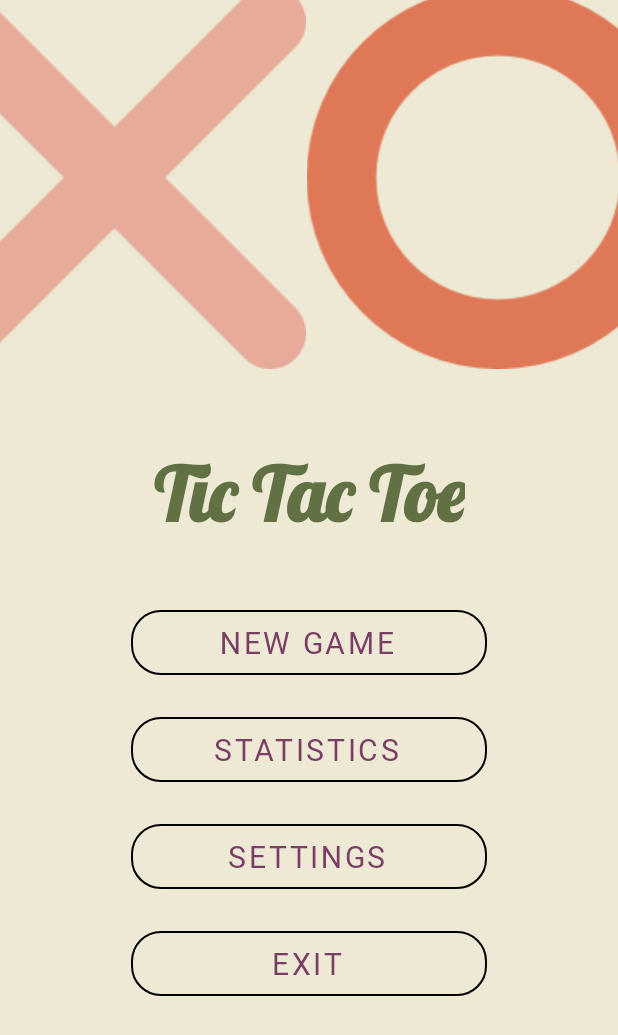
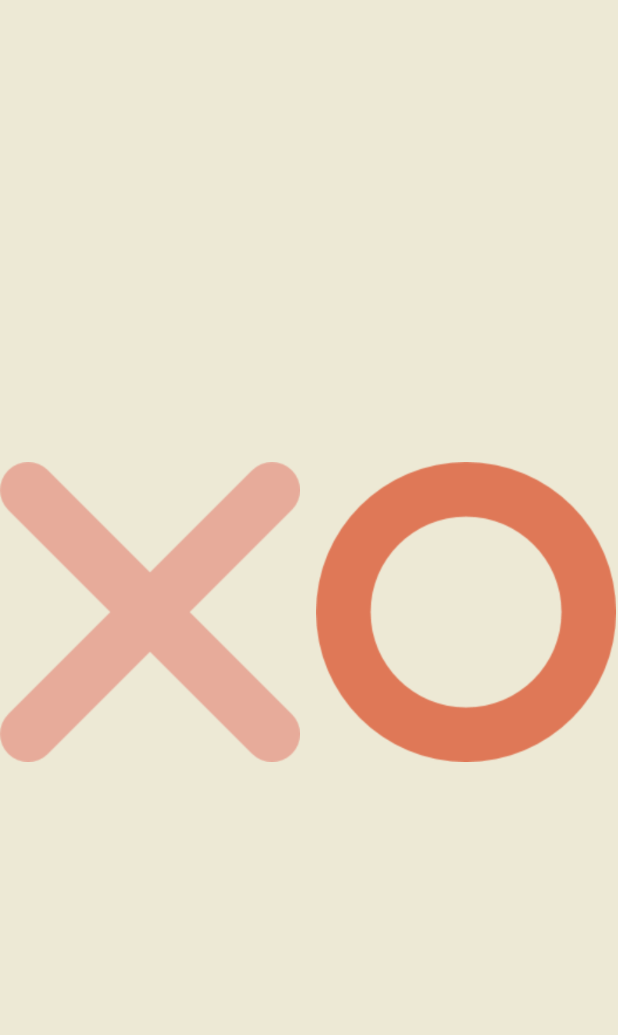
Before and after one commit to ChumyuenLaw/TicTacToe, an Android app: the screen it shows after launch (MainMenuActivity), on a phone screen of 412 x 824 dp. Shown: the top 1035 px of the screen. Run offline under Robolectric (Android 15) with nearby library versions, the phone set to English and light mode, and no system bars.

Commit message:
1.6 Add animation on Menu page.

```diff
--- a/app/src/main/res/layout/activity_main_menu.xml
+++ b/app/src/main/res/layout/activity_main_menu.xml
@@ -25,6 +25,52 @@
             android:layout_width="match_parent"
             android:layout_height="match_parent">
 
+            <androidx.constraintlayout.widget.ConstraintLayout
+                android:id="@+id/constraintLayout"
+                android:layout_width="match_parent"
+                android:layout_height="200dp"
+                android:layout_marginTop="308dp"
+                app:layout_constraintEnd_toEndOf="parent"
+                app:layout_constraintHorizontal_bias="0.0"
+                app:layout_constraintStart_toStartOf="parent"
+                app:layout_constraintTop_toTopOf="parent"
+                tools:visibility="gone">
+
+                <ImageView
+                    android:id="@+id/imageView2"
+                    android:layout_width="200dp"
+                    android:layout_height="wrap_content"
+                    app:layout_constraintBottom_toBottomOf="parent"
+                    app:layout_constraintEnd_toEndOf="parent"
+                    app:layout_constraintHorizontal_bias="0.0"
+                    app:layout_constraintStart_toStartOf="parent"
+                    app:layout_constraintTop_toTopOf="parent"
+                    app:layout_constraintVertical_bias="0.0"
+                    app:srcCompat="@drawable/close_256" />
+
+                <ImageView
+                    android:id="@+id/imageView3"
+                    android:layout_width="200dp"
+                    android:layout_height="wrap_content"
+                    app:layout_constraintBottom_toBottomOf="parent"
+                    app:layout_constraintEnd_toEndOf="parent"
+                    app:layout_constraintHorizontal_bias="0.995"
+                    app:layout_constraintStart_toStartOf="parent"
+                    app:layout_constraintTop_toTopOf="parent"
+                    app:layout_constraintVertical_bias="0.0"
+                    app:srcCompat="@drawable/tube_256" />
+            </androidx.constraintlayout.widget.ConstraintLayout>
+
+            <androidx.constraintlayout.widget.ConstraintLayout
+                android:id="@+id/constraintLayout4"
+                android:layout_width="413dp"
+                android:layout_height="wrap_content"
+                app:layout_constraintBottom_toBottomOf="parent"
+                app:layout_constraintEnd_toEndOf="parent"
+                app:layout_constraintStart_toStartOf="parent"
+                app:layout_constraintTop_toTopOf="parent"
+                app:layout_constraintVertical_bias="0.788">
+
                 <TextView
                     android:id="@+id/fullscreen_content"
                     android:layout_width="wrap_content"
@@ -32,42 +78,25 @@
                     android:fontFamily="@font/lobster"
                     android:gravity="center"
                     android:keepScreenOn="true"
+                    android:scaleX="0"
+                    android:scaleY="0"
                     android:text="Tic Tac Toe"
                     android:textColor="#617143"
                     android:textSize="50sp"
                     android:textStyle="bold"
-                app:layout_constraintBottom_toBottomOf="parent"
                     app:layout_constraintEnd_toEndOf="parent"
                     app:layout_constraintStart_toStartOf="parent"
-                app:layout_constraintTop_toTopOf="parent"
-                app:layout_constraintVertical_bias="0.391" />
-
-            <ImageView
-                android:id="@+id/imageView2"
-                android:layout_width="wrap_content"
-                android:layout_height="wrap_content"
-                android:layout_marginEnd="208dp"
-                android:layout_marginBottom="52dp"
-                app:layout_constraintBottom_toTopOf="@+id/fullscreen_content"
-                app:layout_constraintEnd_toEndOf="parent"
-                app:srcCompat="@drawable/close_256" />
-
-            <ImageView
-                android:id="@+id/imageView3"
-                android:layout_width="wrap_content"
-                android:layout_height="wrap_content"
-                android:layout_marginBottom="52dp"
-                app:layout_constraintBottom_toTopOf="@+id/fullscreen_content"
-                app:layout_constraintStart_toEndOf="@+id/imageView2"
-                app:srcCompat="@drawable/tube_256" />
+                    app:layout_constraintTop_toTopOf="parent" />
 
                 <Button
                     android:id="@+id/menu_start_game_button"
                     style="@style/Widget.MaterialComponents.Button.OutlinedButton.Icon"
                     android:layout_width="237dp"
                     android:layout_height="55dp"
-                android:layout_marginTop="40dp"
+                    android:layout_marginTop="32dp"
                     android:fontFamily="@font/righteous"
+                    android:scaleX="0"
+                    android:scaleY="0"
                     android:text="@string/menu_new_game"
                     android:textColor="#7A3E65"
                     android:textSize="20sp"
@@ -84,6 +113,8 @@
                     android:layout_height="55dp"
                     android:layout_marginTop="16dp"
                     android:fontFamily="@font/righteous"
+                    android:scaleX="0"
+                    android:scaleY="0"
                     android:text="@string/menu_statistics"
                     android:textColor="#7A3E65"
                     android:textSize="20sp"
@@ -100,6 +131,8 @@
                     android:layout_height="55dp"
                     android:layout_marginTop="16dp"
                     android:fontFamily="@font/righteous"
+                    android:scaleX="0"
+                    android:scaleY="0"
                     android:text="@string/menu_settings"
                     android:textColor="#7A3E65"
                     android:textSize="20sp"
@@ -116,10 +149,13 @@
                     android:layout_height="55dp"
                     android:layout_marginTop="16dp"
                     android:fontFamily="@font/righteous"
+                    android:scaleX="0"
+                    android:scaleY="0"
                     android:text="@string/menu_exit"
                     android:textColor="#7A3E65"
                     android:textSize="20sp"
                     app:cornerRadius="20dp"
+                    app:layout_constraintBottom_toBottomOf="parent"
                     app:layout_constraintEnd_toEndOf="parent"
                     app:layout_constraintStart_toStartOf="parent"
                     app:layout_constraintTop_toBottomOf="@+id/menu_settings_button"
@@ -127,6 +163,8 @@
 
             </androidx.constraintlayout.widget.ConstraintLayout>
 
+        </androidx.constraintlayout.widget.ConstraintLayout>
+
 
     </FrameLayout>
 
```
Also changed, not shown: app/src/main/java/com/chumyuenlaw/tictactoe/MainMenuActivity.kt (+59 -6 lines). Lines whose indentation alone changed are shown as unchanged.
